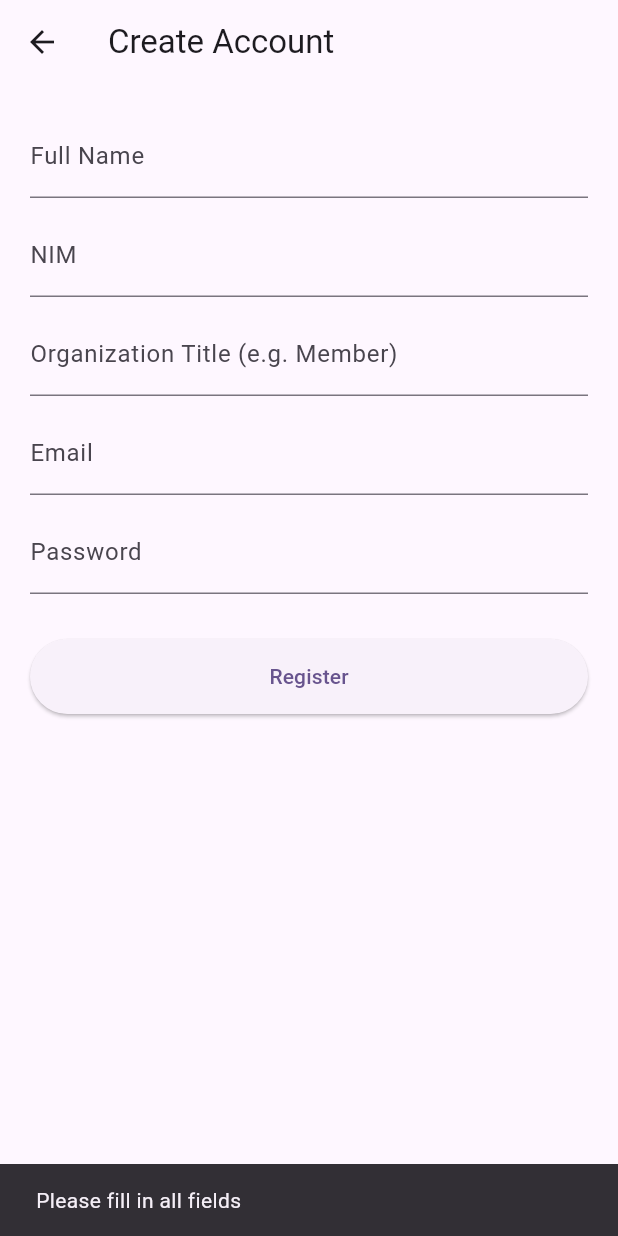
After one commit to davetanjung/uc_event_hubb, a Flutter app: the RegistrationPageView screen opened directly, after a tap on "Register", on a phone screen of 412 x 824 dp. The commit adds this screen. Run offline on Flutter 3.47's test engine with Material 3 defaults, Android fonts, the phone set to English and light mode, and no system bars; our stand-ins replace firebase_auth, firebase_core, firebase_database; accounts and stored records are empty.

Commit message:
registration done

```diff
--- a/lib/view/pages/pages.dart
+++ b/lib/view/pages/pages.dart
@@ -4,7 +4,6 @@ import 'package:uc_event_hubb/viewmodel/event_viewmodel.dart';
 import 'package:uc_event_hubb/view/widgets/bottom_bar.dart';
 import 'package:uc_event_hubb/view/widgets/upcoming_events_section.dart';
 import 'package:uc_event_hubb/viewmodel/auth_viewmodel.dart';
-
 
 part 'explore_screen_view.dart';
 part 'my_ticket_view.dart';
@@ -13,3 +12,4 @@ part 'splash_screen_view.dart';
 part 'welcoming_page_view.dart';
 part 'welcome_page_view.dart';
 part 'login_page_view.dart';
+part 'registration_page_view.dart';
--- /dev/null
+++ b/lib/view/pages/registration_page_view.dart
@@ -0,0 +1,140 @@
+// Make sure to add this file to your 'pages.dart' via 'part' or import it directly
+// import 'package:flutter/material.dart';
+// import 'package:provider/provider.dart';
+// import 'package:uc_event_hubb/viewmodel/auth_viewmodel.dart';
+part of 'pages.dart';
+// import your pages.dart or wherever necessary
+
+class RegistrationPageView extends StatefulWidget {
+  const RegistrationPageView({super.key});
+
+  @override
+  State<RegistrationPageView> createState() => _RegistrationPageViewState();
+}
+
+class _RegistrationPageViewState extends State<RegistrationPageView> {
+  // Controllers for all required fields
+  final emailController = TextEditingController();
+  final passwordController = TextEditingController();
+  final fullNameController = TextEditingController();
+  final nimController = TextEditingController();
+  final orgTitleController = TextEditingController();
+
+  @override
+  void dispose() {
+    emailController.dispose();
+    passwordController.dispose();
+    fullNameController.dispose();
+    nimController.dispose();
+    orgTitleController.dispose();
+    super.dispose();
+  }
+
+  Future<void> register() async {
+    final authVM = context.read<AuthViewModel>();
+
+    // 1. Basic Validation
+    if (emailController.text.isEmpty ||
+        passwordController.text.isEmpty ||
+        fullNameController.text.isEmpty ||
+        nimController.text.isEmpty ||
+        orgTitleController.text.isEmpty) {
+      ScaffoldMessenger.of(context).showSnackBar(
+        const SnackBar(content: Text("Please fill in all fields")),
+      );
+      return;
+    }
+
+    // 2. Call the ViewModel
+    await authVM.register(
+      email: emailController.text.trim(),
+      password: passwordController.text.trim(),
+      fullName: fullNameController.text.trim(),
+      nim: nimController.text.trim(),
+      organizationTitle: orgTitleController.text.trim(),
+    );
+
+    if (!mounted) return;
+
+    // 3. Handle Success or Failure
+    if (authVM.errorMessage != null) {
+      ScaffoldMessenger.of(context).showSnackBar(
+        SnackBar(
+          content: Text(authVM.errorMessage!),
+          backgroundColor: Colors.red,
+        ),
+      );
+    } else {
+      ScaffoldMessenger.of(context).showSnackBar(
+        const SnackBar(
+          content: Text("Account created successfully!"),
+          backgroundColor: Colors.green,
+        ),
+      );
+      // Close the registration page and return to login (or go to home)
+      Navigator.pop(context);
+    }
+  }
+
+  @override
+  Widget build(BuildContext context) {
+    // Watch loading state to disable buttons/show spinner
+    final isLoading = context.watch<AuthViewModel>().isLoading;
+
+    return Scaffold(
+      appBar: AppBar(title: const Text("Create Account")),
+      body: SingleChildScrollView(
+        padding: const EdgeInsets.all(20),
+        child: Column(
+          children: [
+            TextField(
+              controller: fullNameController,
+              decoration: const InputDecoration(labelText: "Full Name"),
+            ),
+            const SizedBox(height: 10),
+            TextField(
+              controller: nimController,
+              decoration: const InputDecoration(labelText: "NIM"),
+            ),
+            const SizedBox(height: 10),
+            TextField(
+              controller: orgTitleController,
+              decoration: const InputDecoration(
+                labelText: "Organization Title (e.g. Member)",
+              ),
+            ),
+            const SizedBox(height: 10),
+            TextField(
+              controller: emailController,
+              decoration: const InputDecoration(labelText: "Email"),
+              keyboardType: TextInputType.emailAddress,
+            ),
+            const SizedBox(height: 10),
+            TextField(
+              controller: passwordController,
+              decoration: const InputDecoration(labelText: "Password"),
+              obscureText: true,
+            ),
+            const SizedBox(height: 30),
+            SizedBox(
+              width: double.infinity,
+              child: ElevatedButton(
+                onPressed: isLoading ? null : register,
+                style: ElevatedButton.styleFrom(
+                  padding: const EdgeInsets.symmetric(vertical: 15),
+                ),
+                child: isLoading
+                    ? const SizedBox(
+                        height: 20,
+                        width: 20,
+                        child: CircularProgressIndicator(strokeWidth: 2),
+                      )
+                    : const Text("Register"),
+              ),
+            ),
+          ],
+        ),
+      ),
+    );
+  }
+}
--- a/lib/viewmodel/auth_viewmodel.dart
+++ b/lib/viewmodel/auth_viewmodel.dart
@@ -1,8 +1,11 @@
-import 'package:firebase_auth/firebase_auth.dart';
+import 'package:firebase_auth/firebase_auth.dart' as auth;
 import 'package:flutter/foundation.dart';
+import 'package:uc_event_hubb/repository/user_repository.dart';
+import 'package:uc_event_hubb/model/user_model.dart';
 
 class AuthViewModel with ChangeNotifier {
-  final FirebaseAuth _auth = FirebaseAuth.instance;
+ final auth.FirebaseAuth _auth = auth.FirebaseAuth.instance;
+  final UserRepository _userRepo = UserRepository();
 
   bool _isLoading = false;
   bool get isLoading => _isLoading;
@@ -12,6 +15,58 @@ class AuthViewModel with ChangeNotifier {
 
   String? _token;
   String? get token => _token;
+
+  // Updated Register function with additional fields
+  Future<void> register({
+    required String email,
+    required String password,
+    required String fullName,
+    required String nim,
+    required String organizationTitle,
+  }) async {
+    _setLoading(true);
+
+    try {
+      // 1. Create User in Firebase Auth (Authentication Table)
+      final cred = await _auth.createUserWithEmailAndPassword(
+        email: email,
+        password: password,
+      );
+
+      final String uid = cred.user!.uid;
+
+      // 2. Create the User Model object
+      // We initialize creditPoints and eventsCreatedCount to 0 for new users
+      User newUser = User(
+        id: uid,
+        fullName: fullName,
+        nim: nim,
+        email: email,
+        organizationTitle: organizationTitle,
+        creditPoints: 0,
+        eventsCreatedCount: 0,
+      );
+
+      // 3. Save to Realtime Database using your Repository
+      await _userRepo.createUser(newUser);
+
+      // 4. Set Token/State success
+      _token = await cred.user!.getIdToken();
+      _errorMessage = null;
+    } on auth.FirebaseAuthException catch (e) {
+      if (e.code == 'weak-password') {
+        _errorMessage = 'The password provided is too weak.';
+      } else if (e.code == 'email-already-in-use') {
+        _errorMessage = 'The account already exists for that email.';
+      } else {
+        _errorMessage = e.message;
+      }
+    } catch (e) {
+      _errorMessage = 'An unknown error occurred: $e';
+    }
+
+    _setLoading(false);
+  }
 
   Future<void> login(String email, String password) async {
     _setLoading(true);
```
Also changed, not shown: lib/view/pages/login_page_view.dart (+30 -1 lines), 6 other files.
